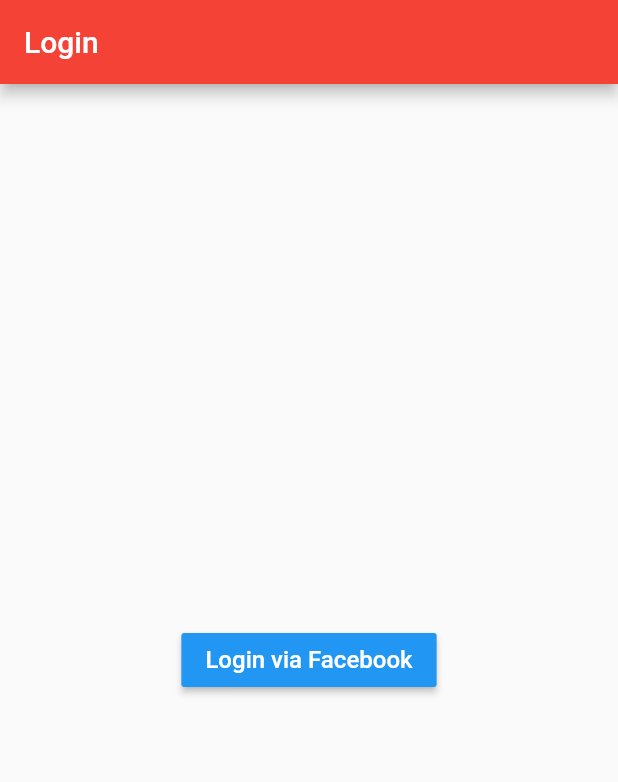
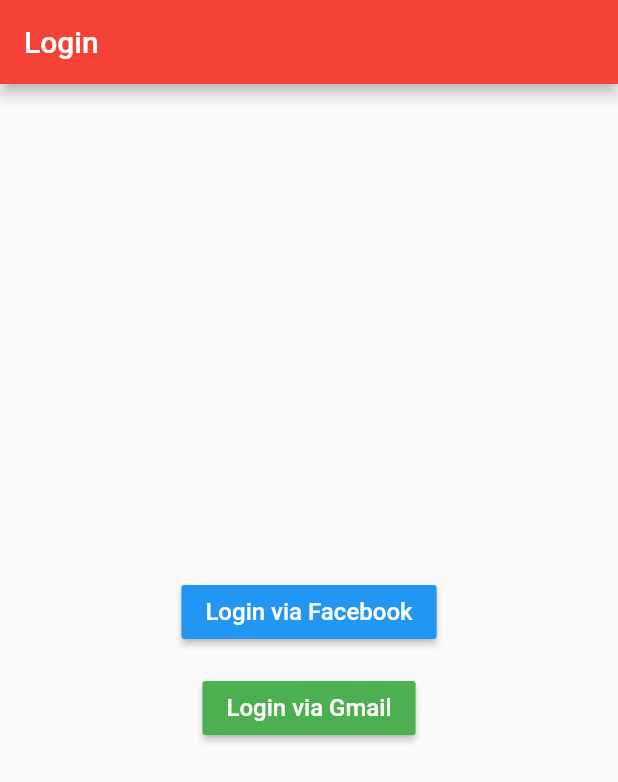
Before and after one commit to ajayhack/memories, a Flutter app: the screen it shows after launch, after a tap on "Login via Facebook", on a phone screen of 412 x 824 dp. Shown: the top 782 px of the screen. Run offline on Flutter 3.47's test engine with Material 2 defaults, Android fonts, the phone set to English and light mode, and no system bars; our stand-ins replace google_sign_in, shared_preferences; missing offline and left inert: flutter_facebook_login, scroll_app_bar.

Commit message:
1.Facebook Social Login and Gmail Social Login Integrated.

```diff
--- a/lib/screens/login.dart
+++ b/lib/screens/login.dart
@@ -1,6 +1,6 @@
 import 'package:flutter/material.dart';
-import 'package:shared_preferences/shared_preferences.dart';
 import 'package:flutter_facebook_login/flutter_facebook_login.dart';
+import 'package:google_sign_in/google_sign_in.dart';
 
 class Login extends StatefulWidget{
   @override
@@ -9,7 +9,15 @@ class Login extends StatefulWidget{
   }
 }
 
-class UserLoginScreen extends State<Login>{
+class UserLoginScreen extends State<Login> {
+  static final FacebookLogin facebookSignIn = new FacebookLogin();
+  GoogleSignIn _googleSignIn = GoogleSignIn(
+    scopes: <String>[
+      'email',
+      'https://www.googleapis.com/auth/contacts.readonly',
+    ],
+  );
+
   @override
   Widget build(BuildContext context) {
     return Scaffold(
@@ -24,11 +32,14 @@ class UserLoginScreen extends State<Login>{
   //Below method is used to show Memories App login Screen:-
   getDisplayLoginView(){
     return Center(
-      child: RaisedButton(
+        child: Column(
+          mainAxisAlignment: MainAxisAlignment.center,
+          children: <Widget>[
+            RaisedButton(
               textColor: Colors.white,
               color: Colors.blue,
               onPressed: () {
-          doLogin();
+                _facebookLogin();
               },
               child: Text(
                 'Login via Facebook',
@@ -36,28 +47,63 @@ class UserLoginScreen extends State<Login>{
                 style: TextStyle(
                     fontSize: 16.0, fontStyle: FontStyle.normal),
               ),
+            ),
+            Padding(
+                padding: EdgeInsets.only(left: 0, top: 16, right: 0, bottom: 0),
+                child: RaisedButton
+                  (
+                  textColor: Colors.white,
+                  color: Colors.green,
+                  onPressed: () {
+                    _gmailLogin();
+                  },
+                  child: Text(
+                    'Login via Gmail',
+                    textDirection: TextDirection.ltr,
+                    style: TextStyle(
+                        fontSize: 16.0, fontStyle: FontStyle.normal),
+                  ),
+                )
+            ),
+          ],
         )
     );
   }
 
   //Below method is used to start login via Facebook:-
-  void doLogin() async{
-    var facebookLogin = FacebookLogin();
-    var facebookLoginResult =
-        await facebookLogin.logInWithReadPermissions(['email']);
-    switch (facebookLoginResult.status) {
-      case FacebookLoginStatus.error:
-        print("Error");
-        //onLoginStatusChanged(false);
+  Future<Null> _facebookLogin() async {
+    final FacebookLoginResult result =
+    await facebookSignIn.logIn(['email']);
+
+    switch (result.status) {
+      case FacebookLoginStatus.loggedIn:
+        final FacebookAccessToken accessToken = result.accessToken;
+        /*_showMessage('''
+         Logged in!
+         Token: ${accessToken.token}
+         User id: ${accessToken.userId}
+         Expires: ${accessToken.expires}
+         Permissions: ${accessToken.permissions}
+         Declined permissions: ${accessToken.declinedPermissions}
+         ''');*/
         break;
       case FacebookLoginStatus.cancelledByUser:
-        print("CancelledByUser");
-        //onLoginStatusChanged(false);
+      //_showMessage('Login cancelled by the user.');
         break;
-      case FacebookLoginStatus.loggedIn:
-        print("LoggedIn");
-        //onLoginStatusChanged(true);
+      case FacebookLoginStatus.error:
+      /*_showMessage('Something went wrong with the login process.\n'
+            'Here\'s the error Facebook gave us: ${result.errorMessage}');*/
         break;
     }
   }
+
+  //Below method is used to make social login via GMAIL:-
+  Future<void> _gmailLogin() async {
+    try {
+      await _googleSignIn.signIn();
+    } catch (error) {
+      print(error);
     }
+  }
+
+}
--- a/pubspec.yaml
+++ b/pubspec.yaml
@@ -41,8 +41,11 @@ dependencies:
   #The Following Dependency is used to show Progress Bar in app:-
   progress_dialog: ^1.2.4
 
-  #The Following Dependency is used to make social media login functionality in app:-
+  #The Following Dependency is used to make social media login via Facebook in app:-
   flutter_facebook_login: ^3.0.0
+
+  #The Following Dependency is used to make social login via a GMAIL in app:-
+  google_sign_in: ^4.5.5
 
 dev_dependencies:
   flutter_test:
```
Also changed, not shown: pubspec.lock, 5 other files. Lines whose indentation alone changed are shown as unchanged.
